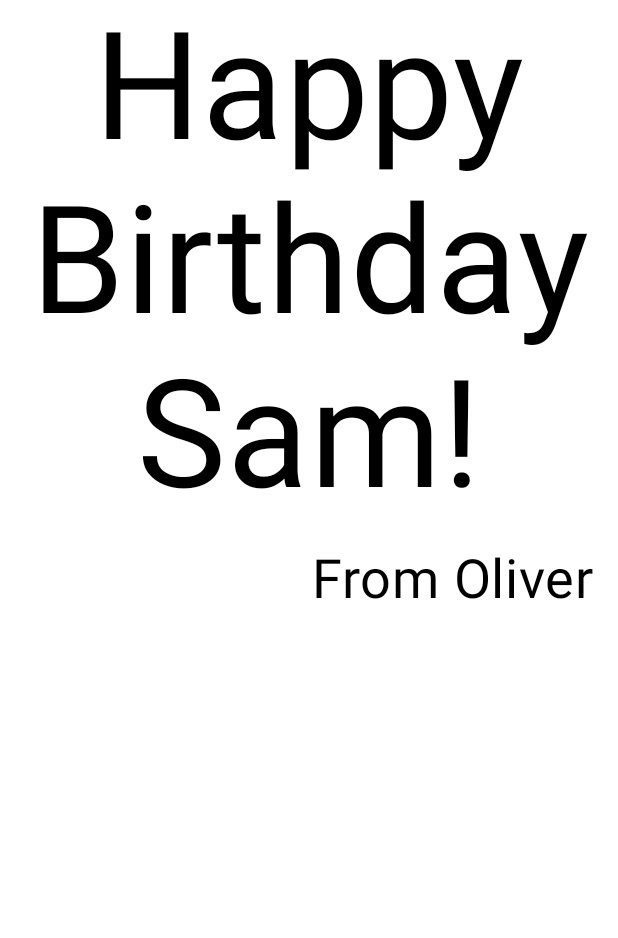
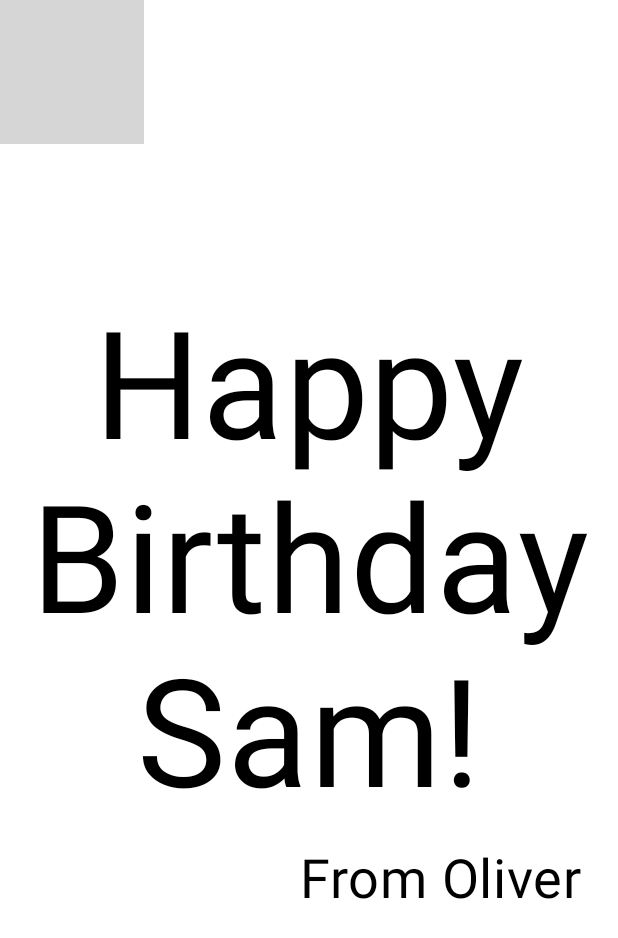
Before and after one commit to olvallej/HappyBirthday, an Android app built with Jetpack Compose: the @Preview function BirthdayCardPreview, on a phone screen of 412 x 824 dp. Shown: the top 938 px of the screen. Run offline under Robolectric (Android 15) with nearby library versions, the phone set to English and light mode, and no system bars; grey boxes are pictures that could not be loaded.

Commit message:
imagen agregada a la tarjeta

```diff
--- a/app/src/main/java/com/example/happybirthday/MainActivity.kt
+++ b/app/src/main/java/com/example/happybirthday/MainActivity.kt
@@ -4,7 +4,9 @@ import android.os.Bundle
 import android.os.Message
 import androidx.activity.ComponentActivity
 import androidx.activity.compose.setContent
+import androidx.compose.foundation.Image
 import androidx.compose.foundation.layout.Arrangement
+import androidx.compose.foundation.layout.Box
 import androidx.compose.foundation.layout.Column
 import androidx.compose.foundation.layout.Row
 import androidx.compose.foundation.layout.fillMaxSize
@@ -15,6 +17,7 @@ import androidx.compose.material3.Text
 import androidx.compose.runtime.Composable
 import androidx.compose.ui.Alignment
 import androidx.compose.ui.Modifier
+import androidx.compose.ui.res.painterResource
 import androidx.compose.ui.text.style.TextAlign
 import androidx.compose.ui.tooling.preview.Preview
 import androidx.compose.ui.unit.dp
@@ -31,7 +34,10 @@ class MainActivity : ComponentActivity() {
                     modifier = Modifier.fillMaxSize(),
                     color = MaterialTheme.colorScheme.background
                 ) {
-                    GreetingText(message = "Happy Birthday Sam!", from = "From Oliver",Modifier.padding(8.dp))
+                    GreetingImage(
+                        message = "Happy Birthday Sam!",
+                        from = "From Emma"
+                    )
                 }
             }
         }
@@ -44,15 +50,29 @@ fun GreetingText(message: String, from:String ,modifier: Modifier = Modifier) {
             text = message, fontSize = 100.sp, lineHeight = 116.sp, textAlign = TextAlign.Center
         )
         Text(
-            text = from, fontSize = 36.sp,modifier = Modifier.padding(16.dp).align(alignment = Alignment.End)
+            text = from, fontSize = 36.sp,modifier = Modifier
+                .padding(16.dp)
+                .align(alignment = Alignment.End)
         )
     }
 
+}
+@Composable
+fun GreetingImage(message: String, from: String, modifier: Modifier = Modifier) {
+    val image = painterResource(R.drawable.androidparty)
+    Box (modifier) {
+        Image(
+            painter = image,
+            contentDescription = null
+        )
+        GreetingText(message = message, from = from,modifier = Modifier.fillMaxSize().padding(8.dp))
+    }
 }
 @Preview(showBackground = true)
 @Composable
 fun BirthdayCardPreview() {
     HappyBirthdayTheme {
-        GreetingText(message = "Happy Birthday Sam!", from = "From Oliver")
+        GreetingImage(message = "Happy Birthday Sam!", from = "From Oliver")
+        //GreetingText(message = "Happy Birthday Sam!", from = "From Oliver")
     }
 }
```
Also changed, not shown: 1 other file.
